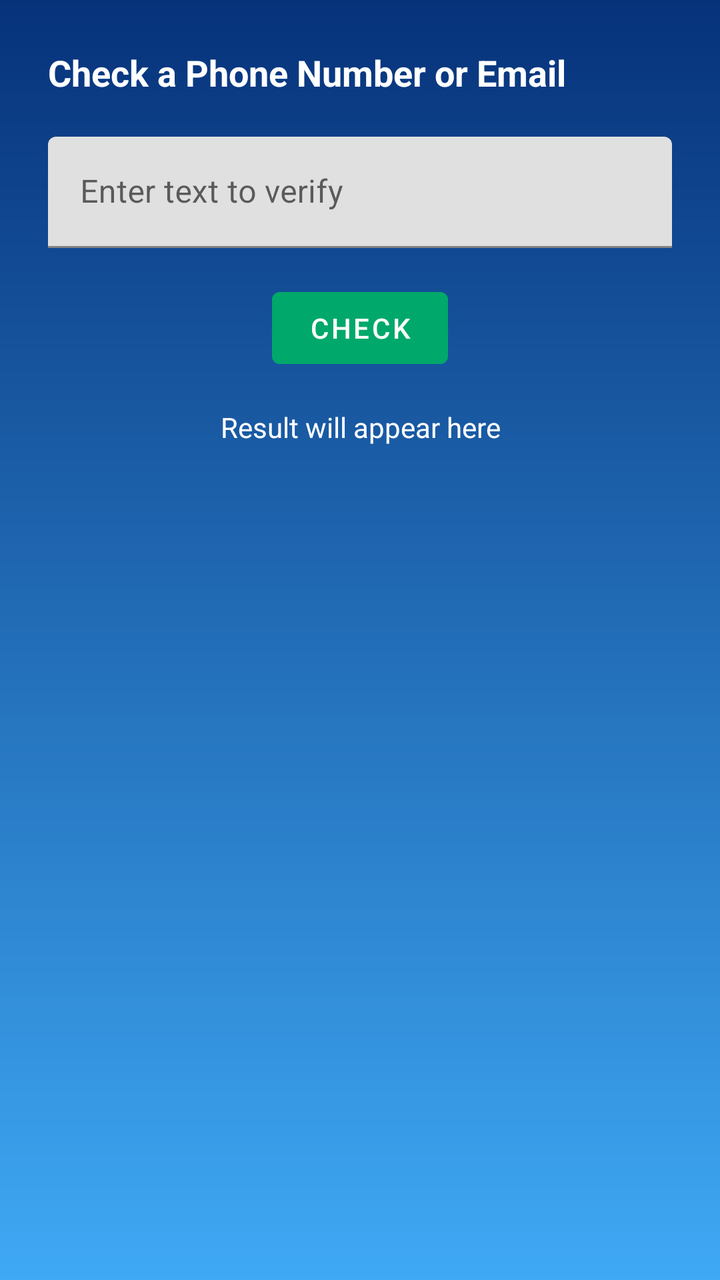
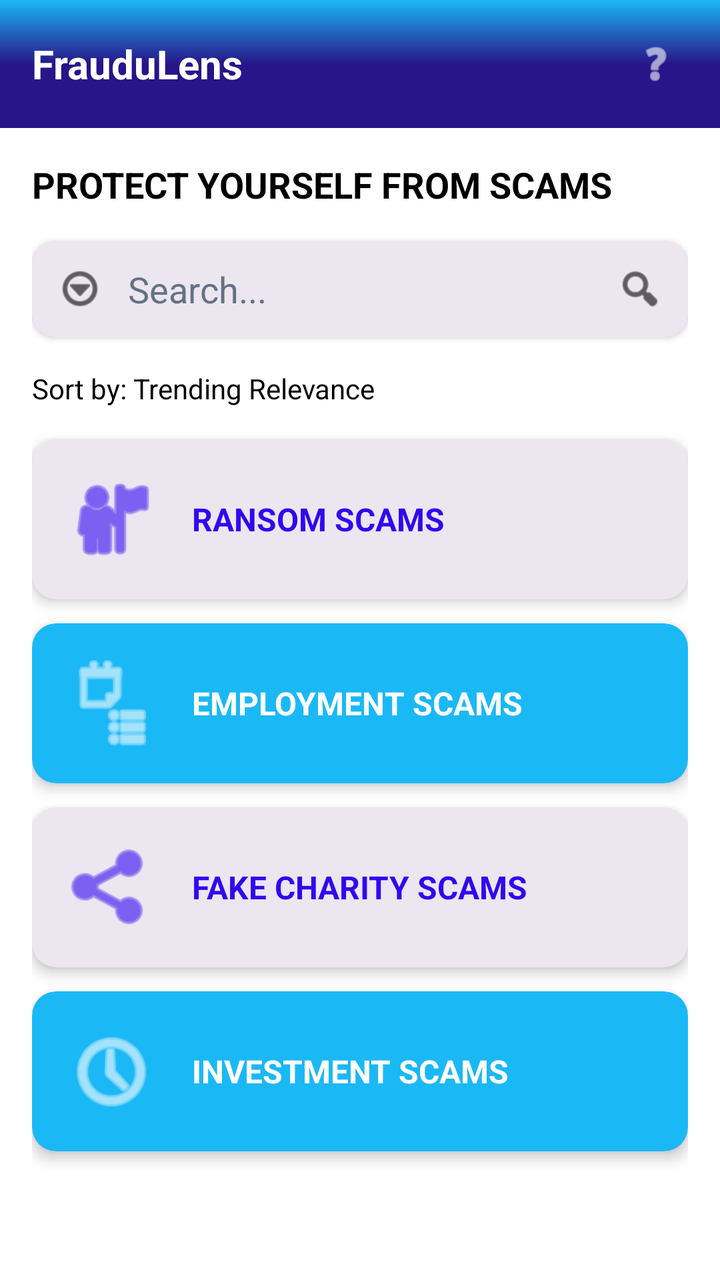

An Android layout rendered at two revisions. The XML below is the earlier revision; the diff shows what the commit changed to produce the second picture.
<!-- AndroidManifest.xml: application theme Theme.FrauduLens -->
<!-- res/layout/fragment_search.xml -->
<?xml version="1.0" encoding="utf-8"?>
<androidx.constraintlayout.widget.ConstraintLayout
    xmlns:android="http://schemas.android.com/apk/res/android"
    xmlns:app="http://schemas.android.com/apk/res-auto"
    android:layout_width="match_parent"
    android:layout_height="match_parent"
    android:background="@drawable/gradient_bg"
    android:padding="24dp">

    <TextView
        android:id="@+id/tvSearchTitle"
        android:layout_width="wrap_content"
        android:layout_height="wrap_content"
        android:text="Check a Phone Number or Email"
        android:textColor="@color/white"
        android:textSize="18sp"
        android:textStyle="bold"
        app:layout_constraintTop_toTopOf="parent"
        app:layout_constraintStart_toStartOf="parent" />

    <com.google.android.material.textfield.TextInputLayout
        android:id="@+id/textInputQuery"
        android:layout_width="0dp"
        android:layout_height="wrap_content"
        android:hint="Enter text to verify"
        app:layout_constraintTop_toBottomOf="@id/tvSearchTitle"
        app:layout_constraintStart_toStartOf="parent"
        app:layout_constraintEnd_toEndOf="parent"
        android:layout_marginTop="20dp">

        <com.google.android.material.textfield.TextInputEditText
            android:id="@+id/etQuery"
            android:layout_width="match_parent"
            android:layout_height="wrap_content"
            android:inputType="textEmailAddress|textPersonName" />
    </com.google.android.material.textfield.TextInputLayout>

    <Button
        android:id="@+id/btnCheck"
        android:layout_width="wrap_content"
        android:layout_height="wrap_content"
        android:text="Check"
        app:layout_constraintTop_toBottomOf="@id/textInputQuery"
        app:layout_constraintStart_toStartOf="parent"
        app:layout_constraintEnd_toEndOf="parent"
        android:layout_marginTop="16dp"
        android:backgroundTint="@color/secondaryColor"
        android:textColor="@color/white" />

    <TextView
        android:id="@+id/tvResult"
        android:layout_width="0dp"
        android:layout_height="wrap_content"
        android:text="Result will appear here"
        android:textColor="@color/white"
        android:gravity="center"
        android:padding="16dp"
        app:layout_constraintTop_toBottomOf="@id/btnCheck"
        app:layout_constraintStart_toStartOf="parent"
        app:layout_constraintEnd_toEndOf="parent" />

</androidx.constraintlayout.widget.ConstraintLayout>
<!-- resources referenced by this layout -->
<resources>
  <color name="secondaryColor">#00A86B</color>
  <color name="white">#FFFFFF</color>
  <!-- drawable gradient_bg (drawable) -->
  <?xml version="1.0" encoding="utf-8"?>
  <shape xmlns:android="http://schemas.android.com/apk/res/android" android:shape="rectangle">
      <gradient
          android:angle="270"
          android:startColor="@color/bgStart"
          android:endColor="@color/bgEnd" />
  </shape>
  <style name="Theme.FrauduLens" parent="Theme.MaterialComponents.DayNight.NoActionBar">
          <item name="colorPrimary">@color/primaryColor</item>
          <item name="colorPrimaryVariant">@color/primaryVariant</item>
          <item name="colorSecondary">@color/secondaryColor</item>
          <item name="android:statusBarColor">@color/primaryVariant</item>
          <item name="android:navigationBarColor">@color/primaryVariant</item>
          <item name="materialCardViewStyle">@style/Widget.MaterialComponents.CardView</item>
          <item name="android:windowBackground">@drawable/gradient_bg</item>
      </style>
  <color name="bgStart">#06327A</color>
  <color name="bgEnd">#3FA9F5</color>
  <color name="primaryColor">#0B3D91</color>
  <color name="primaryVariant">#042A66</color>
</resources>

<!-- the commit's change to res/layout/fragment_search.xml (unified diff, before → after) -->
@@ -1,62 +1,252 @@
 <?xml version="1.0" encoding="utf-8"?>
-<androidx.constraintlayout.widget.ConstraintLayout
-    xmlns:android="http://schemas.android.com/apk/res/android"
+<androidx.constraintlayout.widget.ConstraintLayout xmlns:android="http://schemas.android.com/apk/res/android"
     xmlns:app="http://schemas.android.com/apk/res-auto"
     android:layout_width="match_parent"
     android:layout_height="match_parent"
-    android:background="@drawable/gradient_bg"
-    android:padding="24dp">
-
-    <TextView
-        android:id="@+id/tvSearchTitle"
-        android:layout_width="wrap_content"
-        android:layout_height="wrap_content"
-        android:text="Check a Phone Number or Email"
-        android:textColor="@color/white"
-        android:textSize="18sp"
-        android:textStyle="bold"
-        app:layout_constraintTop_toTopOf="parent"
-        app:layout_constraintStart_toStartOf="parent" />
-
-    <com.google.android.material.textfield.TextInputLayout
-        android:id="@+id/textInputQuery"
+    android:background="@color/surface">
+
+    
+    <LinearLayout
+        android:id="@+id/header"
         android:layout_width="0dp"
         android:layout_height="wrap_content"
-        android:hint="Enter text to verify"
-        app:layout_constraintTop_toBottomOf="@id/tvSearchTitle"
+        android:orientation="horizontal"
+        android:gravity="center_vertical"
+        android:padding="16dp"
+        android:background="@drawable/gradient_bg"
+        app:layout_constraintTop_toTopOf="parent"
         app:layout_constraintStart_toStartOf="parent"
-        app:layout_constraintEnd_toEndOf="parent"
-        android:layout_marginTop="20dp">
-
-        <com.google.android.material.textfield.TextInputEditText
-            android:id="@+id/etQuery"
+        app:layout_constraintEnd_toEndOf="parent">
+
+        <TextView
+            android:layout_width="0dp"
+            android:layout_height="wrap_content"
+            android:layout_weight="1"
+            android:text="FrauduLens"
+            android:textColor="@color/surface"
+            android:textSize="20sp"
+            android:textStyle="bold"/>
+
+        <ImageView
+            android:id="@+id/ivHelp"
+            android:layout_width="32dp"
+            android:layout_height="32dp"
+            android:src="@android:drawable/ic_menu_help"
+            android:tint="@color/surface"
+            android:padding="4dp"
+            android:clickable="true"
+            android:focusable="true"
+            android:background="?attr/selectableItemBackground"/>
+    </LinearLayout>
+
+    <ScrollView
+        android:layout_width="0dp"
+        android:layout_height="0dp"
+        app:layout_constraintTop_toBottomOf="@id/header"
+        app:layout_constraintBottom_toBottomOf="parent"
+        app:layout_constraintStart_toStartOf="parent"
+        app:layout_constraintEnd_toEndOf="parent">
+
+        <LinearLayout
             android:layout_width="match_parent"
             android:layout_height="wrap_content"
-            android:inputType="textEmailAddress|textPersonName" />
-    </com.google.android.material.textfield.TextInputLayout>
-
-    <Button
-        android:id="@+id/btnCheck"
-        android:layout_width="wrap_content"
-        android:layout_height="wrap_content"
-        android:text="Check"
-        app:layout_constraintTop_toBottomOf="@id/textInputQuery"
-        app:layout_constraintStart_toStartOf="parent"
-        app:layout_constraintEnd_toEndOf="parent"
-        android:layout_marginTop="16dp"
-        android:backgroundTint="@color/secondaryColor"
-        android:textColor="@color/white" />
-
-    <TextView
-        android:id="@+id/tvResult"
-        android:layout_width="0dp"
-        android:layout_height="wrap_content"
-        android:text="Result will appear here"
-        android:textColor="@color/white"
-        android:gravity="center"
-        android:padding="16dp"
-        app:layout_constraintTop_toBottomOf="@id/btnCheck"
-        app:layout_constraintStart_toStartOf="parent"
-        app:layout_constraintEnd_toEndOf="parent" />
+            android:orientation="vertical"
+            android:padding="16dp">
+
+            <TextView
+                android:layout_width="match_parent"
+                android:layout_height="wrap_content"
+                android:text="PROTECT YOURSELF FROM SCAMS"
+                android:textColor="@color/textPrimary"
+                android:textSize="18sp"
+                android:textStyle="bold"
+                android:layout_marginBottom="16dp"/>
+
+            
+            <com.google.android.material.card.MaterialCardView
+                android:layout_width="match_parent"
+                android:layout_height="wrap_content"
+                android:layout_marginBottom="16dp"
+                app:cardCornerRadius="12dp"
+                app:cardElevation="2dp"
+                app:cardBackgroundColor="@color/colorLightPurple"
+                app:strokeWidth="0dp">
+
+                <LinearLayout
+                    android:layout_width="match_parent"
+                    android:layout_height="wrap_content"
+                    android:orientation="horizontal"
+                    android:gravity="center_vertical"
+                    android:padding="12dp">
+
+                    <ImageView
+                        android:layout_width="24dp"
+                        android:layout_height="24dp"
+                        android:src="@android:drawable/ic_menu_more"
+                        android:tint="@color/textPrimary"/>
+
+                    <com.google.android.material.textfield.TextInputEditText
+                        android:id="@+id/etSearch"
+                        android:layout_width="0dp"
+                        android:layout_height="wrap_content"
+                        android:layout_weight="1"
+                        android:hint="Search..."
+                        android:textColor="@color/textPrimary"
+                        android:textColorHint="@color/hintText"
+                        android:background="@null"
+                        android:layout_marginStart="12dp"/>
+
+                    <ImageView
+                        android:layout_width="24dp"
+                        android:layout_height="24dp"
+                        android:src="@android:drawable/ic_menu_search"
+                        android:tint="@color/textPrimary"/>
+                </LinearLayout>
+            </com.google.android.material.card.MaterialCardView>
+
+            
+            <TextView
+                android:layout_width="wrap_content"
+                android:layout_height="wrap_content"
+                android:layout_marginBottom="16dp"
+                android:text="Sort by: Trending Relevance"
+                android:textColor="@color/textPrimary"
+                android:textSize="14sp" />
+
+            
+            <com.google.android.material.card.MaterialCardView
+                android:layout_width="match_parent"
+                android:layout_height="wrap_content"
+                android:layout_marginBottom="12dp"
+                app:cardCornerRadius="12dp"
+                app:cardElevation="4dp"
+                app:cardBackgroundColor="@color/colorLightPurple">
+
+                <LinearLayout
+                    android:layout_width="match_parent"
+                    android:layout_height="wrap_content"
+                    android:orientation="horizontal"
+                    android:gravity="center_vertical"
+                    android:padding="16dp">
+
+                    <ImageView
+                        android:layout_width="48dp"
+                        android:layout_height="48dp"
+                        android:src="@android:drawable/ic_menu_myplaces"
+                        android:tint="@color/colorPurple"/>
+
+                    <TextView
+                        android:layout_width="0dp"
+                        android:layout_height="wrap_content"
+                        android:layout_weight="1"
+                        android:text="RANSOM SCAMS"
+                        android:textColor="@color/colorPurple"
+                        android:textSize="16sp"
+                        android:textStyle="bold"
+                        android:layout_marginStart="16dp"/>
+                </LinearLayout>
+            </com.google.android.material.card.MaterialCardView>
+
+            <com.google.android.material.card.MaterialCardView
+                android:layout_width="match_parent"
+                android:layout_height="wrap_content"
+                android:layout_marginBottom="12dp"
+                app:cardCornerRadius="12dp"
+                app:cardElevation="4dp"
+                app:cardBackgroundColor="@color/secondaryColor">
+
+                <LinearLayout
+                    android:layout_width="match_parent"
+                    android:layout_height="wrap_content"
+                    android:orientation="horizontal"
+                    android:gravity="center_vertical"
+                    android:padding="16dp">
+
+                    <ImageView
+                        android:layout_width="48dp"
+                        android:layout_height="48dp"
+                        android:src="@android:drawable/ic_menu_agenda"
+                        android:tint="@color/white"/>
+
+                    <TextView
+                        android:layout_width="0dp"
+                        android:layout_height="wrap_content"
+                        android:layout_weight="1"
+                        android:text="EMPLOYMENT SCAMS"
+                        android:textColor="@color/surface"
+                        android:textSize="16sp"
+                        android:textStyle="bold"
+                        android:layout_marginStart="16dp"/>
+                </LinearLayout>
+            </com.google.android.material.card.MaterialCardView>
+
+            <com.google.android.material.card.MaterialCardView
+                android:layout_width="match_parent"
+                android:layout_height="wrap_content"
+                android:layout_marginBottom="12dp"
+                app:cardCornerRadius="12dp"
+                app:cardElevation="4dp"
+                app:cardBackgroundColor="@color/colorLightPurple">
+
+                <LinearLayout
+                    android:layout_width="match_parent"
+                    android:layout_height="wrap_content"
+                    android:orientation="horizontal"
+                    android:gravity="center_vertical"
+                    android:padding="16dp">
+
+                    <ImageView
+                        android:layout_width="48dp"
+                        android:layout_height="48dp"
+                        android:src="@android:drawable/ic_menu_share"
+                        android:tint="@color/colorPurple"/>
+
+                    <TextView
+                        android:layout_width="0dp"
+                        android:layout_height="wrap_content"
+                        android:layout_weight="1"
+                        android:text="FAKE CHARITY SCAMS"
+                        android:textColor="@color/colorPurple"
+                        android:textSize="16sp"
+                        android:textStyle="bold"
+                        android:layout_marginStart="16dp"/>
+                </LinearLayout>
+            </com.google.android.material.card.MaterialCardView>
+
+            <com.google.android.material.card.MaterialCardView
+                android:layout_width="match_parent"
+                android:layout_height="wrap_content"
+                android:layout_marginBottom="12dp"
+                app:cardCornerRadius="12dp"
+                app:cardElevation="4dp"
+                app:cardBackgroundColor="@color/secondaryColor">
+
+                <LinearLayout
+                    android:layout_width="match_parent"
+                    android:layout_height="wrap_content"
+                    android:orientation="horizontal"
+                    android:gravity="center_vertical"
+                    android:padding="16dp">
+
+                    <ImageView
+                        android:layout_width="48dp"
+                        android:layout_height="48dp"
+                        android:src="@android:drawable/ic_menu_recent_history"
+                        android:tint="@color/white"/>
+
+                    <TextView
+                        android:layout_width="0dp"
+                        android:layout_height="wrap_content"
+                        android:layout_weight="1"
+                        android:text="INVESTMENT SCAMS"
+                        android:textColor="@color/surface"
+                        android:textSize="16sp"
+                        android:textStyle="bold"
+                        android:layout_marginStart="16dp"/>
+                </LinearLayout>
+            </com.google.android.material.card.MaterialCardView>
+
+        </LinearLayout>
+    </ScrollView>
 
 </androidx.constraintlayout.widget.ConstraintLayout>
<!-- resource entries referenced after the edit -->
@@ -1,14 +1,22 @@
 <!-- resources referenced by this layout -->
 <resources>
-  <color name="secondaryColor">#00A86B</color>
+  <color name="colorLightPurple">#ECE6F0</color>
+  <color name="colorPurple">#2F08F1</color>
+  <color name="hintText">#647283</color>
+  <color name="secondaryColor">#1BB8F6</color>
+  <color name="surface">#FFFFFF</color>
+  <color name="textPrimary">#000000</color>
   <color name="white">#FFFFFF</color>
   <!-- drawable gradient_bg (drawable) -->
   <?xml version="1.0" encoding="utf-8"?>
   <shape xmlns:android="http://schemas.android.com/apk/res/android" android:shape="rectangle">
       <gradient
-          android:angle="270"
-          android:startColor="@color/bgStart"
-          android:endColor="@color/bgEnd" />
+          android:angle="90"
+          android:startColor="@color/colorDarkPurple"
+          android:centerColor="@color/colorDarkPurple"
+          android:centerY="0.5"
+          android:endColor="@color/colorBlue"
+          android:type="linear" />
   </shape>
   <style name="Theme.FrauduLens" parent="Theme.MaterialComponents.DayNight.NoActionBar">
           <item name="colorPrimary">@color/primaryColor</item>
@@ -18,10 +26,11 @@
           <item name="android:navigationBarColor">@color/primaryVariant</item>
           <item name="materialCardViewStyle">@style/Widget.MaterialComponents.CardView</item>
           <item name="android:windowBackground">@drawable/gradient_bg</item>
+          <item name="android:fontFamily">sans-serif</item>
       </style>
-  <color name="bgStart">#06327A</color>
-  <color name="bgEnd">#3FA9F5</color>
-  <color name="primaryColor">#0B3D91</color>
-  <color name="primaryVariant">#042A66</color>
+  <color name="colorDarkPurple">#271589</color>
+  <color name="colorBlue">#1BB8F6</color>
+  <color name="primaryColor">#2F08F1</color>
+  <color name="primaryVariant">#271589</color>
 </resources>
 
